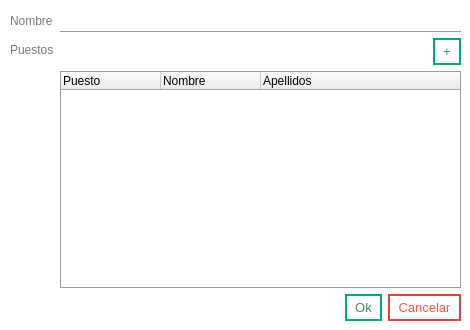
Qt form system/layout/dialogAsignacion.ui (josueisaihs/SPINER_PUNTO_VENTA) before a commit.
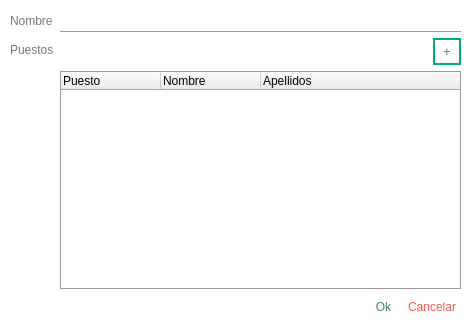
The same form after that commit.

Patch:
```diff
--- a/system/layout/dialogAsignacion.ui
+++ b/system/layout/dialogAsignacion.ui
@@ -302,31 +302,37 @@
        <widget class="QPushButton" name="okPushButton">
         <property name="styleSheet">
          <string notr="true">QPushButton
-                                        {
-                                        background-color: white;
-                                        font: 10pt;
-                                        color: rgb(67, 136, 101);
-                                        padding: 4px 8px;
-                                        border: 2px solid rgb(0, 170, 127);
-                                        border-bottom-right-radius: 0px;
-                                        border-bottom-left-radius: 0px;
-                                        border-top-right-radius: 0px;
-                                        border-top-left-radius: 0px;
-                                        }
+                {
+                background-color: rgb(255, 255, 255);
+                font: 9pt;
+                color: rgb(67, 136, 101);
+                padding: 4px 8px;
+                border: 2px solid rgb(255, 255, 255);
+                border-radius: 0px;
+                padding: 5px;
+                border-top: 1px white;
+                border-left: 1px white;
+                border-right: 1px white;
+                }
 
-                                        :hover
-                                        {
-                                        background-color: rgb(0, 170, 127);
-                                        color: white;
-                                        border: 2px solid rgb(120, 200, 29);
-                                        }
+                QPushButton:hover
+                {
+                border: 2px solid rgb(67, 136, 101);
+                font: 9pt;
+                border-top: 1px white;
+                border-left: 1px white;
+                border-right: 1px white;
+                }
 
-                                        :pressed
-                                        {
-                                        border:3px solid rgb(255, 255, 255);
-                                        padding: -1px 1px 1px 1px;
-                                        }
-                                    </string>
+                QPushButton:pressed
+                {
+                font: 9pt;
+                border:3px solid rgb(67, 136, 101);
+                padding: 5px 5px 5px 5px;
+                border-top: 1px white;
+                border-left: 1px white;
+                border-right: 1px white;
+                }</string>
         </property>
         <property name="text">
          <string>Ok</string>
@@ -336,29 +342,38 @@
       <item>
        <widget class="QPushButton" name="cancelarPushButton">
         <property name="styleSheet">
-         <string notr="true">QPushButton{
-                                        background-color: white;
-                                        font: 10pt;
-                                        color: rgb(255, 86, 71);
-                                        padding: 4px 8px;
-                                        border: 2px solid rgb(217, 71, 60);
-                                        border-bottom-right-radius: 0px;
-                                        border-bottom-left-radius: 0px;
-                                        border-top-right-radius: 0px;
-                                        border-top-left-radius: 0px;
-                                        }
+         <string notr="true">QPushButton
+                {
+                background-color: rgb(255, 255, 255);
+                font: 9pt;
+                color: rgb(255, 86, 71);;
+                padding: 4px 8px;
+                border: 2px solid rgb(255, 255, 255);
+                border-radius: 0px;
+                padding: 5px;
+                border-top: 1px white;
+                border-left: 1px white;
+                border-right: 1px white;
+                }
 
-                                        :hover{
-                                        background-color: rgb(217, 71, 60);
-                                        border: 2px solid rgb(255, 86, 71);
-                                        color: white;
-                                        }
+                QPushButton:hover
+                {
+                border: 2px solid rgb(255, 86, 71);
+                font: 9pt;
+                border-top: 1px white;
+                border-left: 1px white;
+                border-right: 1px white;
+                }
 
-                                        :pressed{
-                                        border:3px solid rgb(255, 255, 255);
-                                        padding: -1px 1px 1px 1px;
-                                        }
-                                    </string>
+                QPushButton:pressed
+                {
+                font: 9pt;
+                border:3px solid rgb(255, 86, 71);
+                padding: 5px 5px 5px 5px;
+                border-top: 1px white;
+                border-left: 1px white;
+                border-right: 1px white;
+                }</string>
         </property>
         <property name="text">
          <string>Cancelar</string>
```
